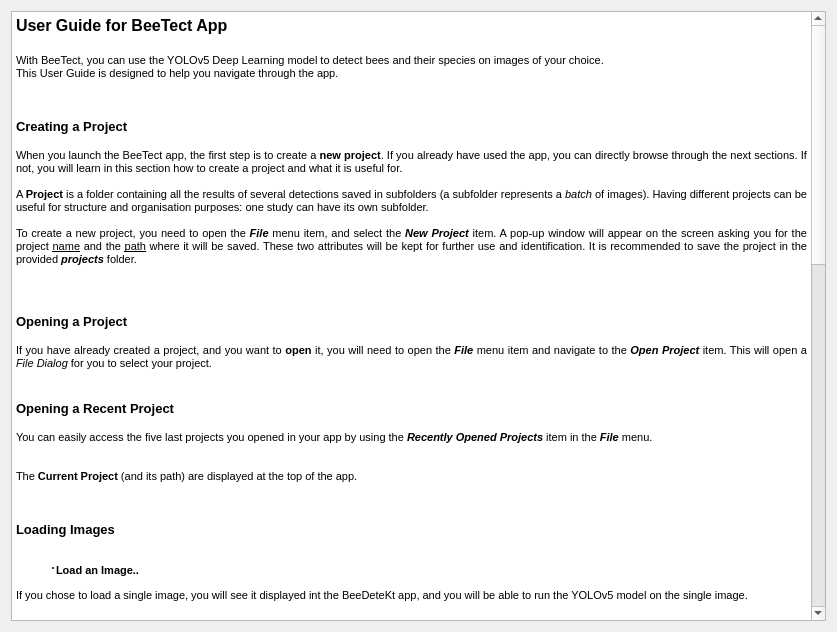
Old version of the form GUI/userGuide.ui in the repository KameliaBnh/BeeTect.
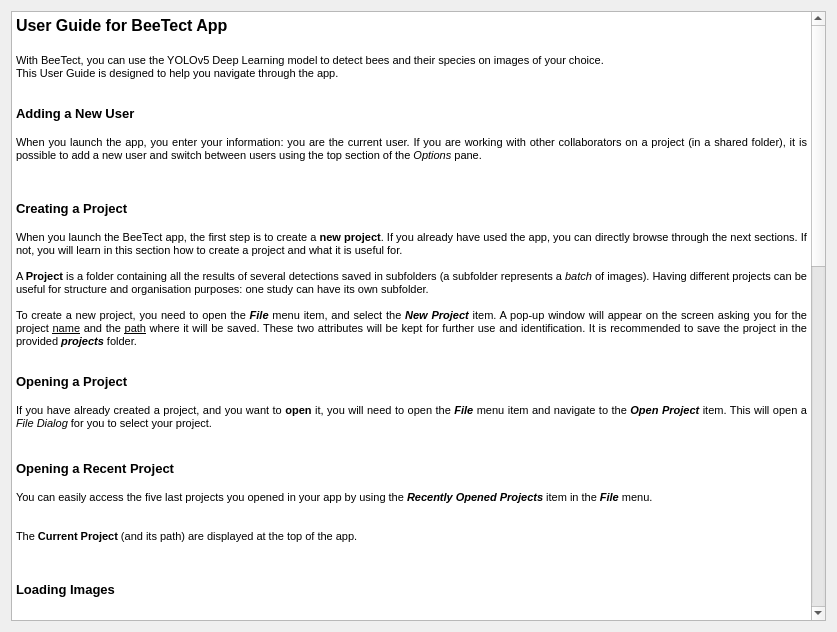
New version of the form. Icons and pictures are not drawn.

The edit to the form file:
```diff
--- a/GUI/userGuide.ui
+++ b/GUI/userGuide.ui
@@ -42,6 +42,11 @@
 &lt;p align=&quot;justify&quot; style=&quot; margin-top:0px; margin-bottom:0px; margin-left:0px; margin-right:0px; -qt-block-indent:0; text-indent:0px;&quot;&gt;&lt;span style=&quot; font-size:8pt;&quot;&gt;This User Guide is designed to help you navigate through the app.&lt;/span&gt;&lt;/p&gt;
 &lt;p align=&quot;justify&quot; style=&quot;-qt-paragraph-type:empty; margin-top:0px; margin-bottom:0px; margin-left:0px; margin-right:0px; -qt-block-indent:0; text-indent:0px; font-size:8pt;&quot;&gt;&lt;br /&gt;&lt;/p&gt;
 &lt;p align=&quot;justify&quot; style=&quot;-qt-paragraph-type:empty; margin-top:0px; margin-bottom:0px; margin-left:0px; margin-right:0px; -qt-block-indent:0; text-indent:0px; font-size:8pt;&quot;&gt;&lt;br /&gt;&lt;/p&gt;
+&lt;p align=&quot;justify&quot; style=&quot; margin-top:0px; margin-bottom:0px; margin-left:0px; margin-right:0px; -qt-block-indent:0; text-indent:0px;&quot;&gt;&lt;span style=&quot; font-size:10pt; font-weight:600;&quot;&gt;Adding a New User&lt;/span&gt;&lt;/p&gt;
+&lt;p align=&quot;justify&quot; style=&quot;-qt-paragraph-type:empty; margin-top:0px; margin-bottom:0px; margin-left:0px; margin-right:0px; -qt-block-indent:0; text-indent:0px; font-size:10pt; font-weight:600;&quot;&gt;&lt;br /&gt;&lt;/p&gt;
+&lt;p align=&quot;justify&quot; style=&quot; margin-top:0px; margin-bottom:0px; margin-left:0px; margin-right:0px; -qt-block-indent:0; text-indent:0px;&quot;&gt;&lt;span style=&quot; font-size:8pt;&quot;&gt;When you launch the app, you enter your information: you are the current user. If you are working with other collaborators on a project (in a shared folder), it is possible to add a new user and switch between users using the top section of the &lt;/span&gt;&lt;span style=&quot; font-size:8pt; font-style:italic;&quot;&gt;Options&lt;/span&gt;&lt;span style=&quot; font-size:8pt;&quot;&gt; pane.&lt;/span&gt;&lt;/p&gt;
+&lt;p align=&quot;justify&quot; style=&quot;-qt-paragraph-type:empty; margin-top:0px; margin-bottom:0px; margin-left:0px; margin-right:0px; -qt-block-indent:0; text-indent:0px; font-size:8pt;&quot;&gt;&lt;br /&gt;&lt;/p&gt;
+&lt;p align=&quot;justify&quot; style=&quot;-qt-paragraph-type:empty; margin-top:0px; margin-bottom:0px; margin-left:0px; margin-right:0px; -qt-block-indent:0; text-indent:0px; font-size:8pt;&quot;&gt;&lt;br /&gt;&lt;/p&gt;
 &lt;p align=&quot;justify&quot; style=&quot;-qt-paragraph-type:empty; margin-top:0px; margin-bottom:0px; margin-left:0px; margin-right:0px; -qt-block-indent:0; text-indent:0px; font-size:8pt;&quot;&gt;&lt;br /&gt;&lt;/p&gt;
 &lt;p align=&quot;justify&quot; style=&quot; margin-top:0px; margin-bottom:0px; margin-left:0px; margin-right:0px; -qt-block-indent:0; text-indent:0px;&quot;&gt;&lt;span style=&quot; font-size:10pt; font-weight:600;&quot;&gt;Creating a Project&lt;/span&gt;&lt;/p&gt;
 &lt;p align=&quot;justify&quot; style=&quot;-qt-paragraph-type:empty; margin-top:0px; margin-bottom:0px; margin-left:0px; margin-right:0px; -qt-block-indent:0; text-indent:0px; font-size:10pt; font-weight:600;&quot;&gt;&lt;br /&gt;&lt;/p&gt;
@@ -51,8 +56,6 @@
 &lt;p align=&quot;justify&quot; style=&quot;-qt-paragraph-type:empty; margin-top:0px; margin-bottom:0px; margin-left:0px; margin-right:0px; -qt-block-indent:0; text-indent:0px; font-size:8pt;&quot;&gt;&lt;br /&gt;&lt;/p&gt;
 &lt;p align=&quot;justify&quot; style=&quot; margin-top:0px; margin-bottom:0px; margin-left:0px; margin-right:0px; -qt-block-indent:0; text-indent:0px;&quot;&gt;&lt;span style=&quot; font-size:8pt;&quot;&gt;To create a new project, you need to open the &lt;/span&gt;&lt;span style=&quot; font-size:8pt; font-weight:600; font-style:italic;&quot;&gt;File&lt;/span&gt;&lt;span style=&quot; font-size:8pt;&quot;&gt; menu item, and select the &lt;/span&gt;&lt;span style=&quot; font-size:8pt; font-weight:600; font-style:italic;&quot;&gt;New Project&lt;/span&gt;&lt;span style=&quot; font-size:8pt;&quot;&gt; item. A pop-up window will appear on the screen asking you for the project &lt;/span&gt;&lt;span style=&quot; font-size:8pt; text-decoration: underline;&quot;&gt;name&lt;/span&gt;&lt;span style=&quot; font-size:8pt;&quot;&gt; and the &lt;/span&gt;&lt;span style=&quot; font-size:8pt; text-decoration: underline;&quot;&gt;path&lt;/span&gt;&lt;span style=&quot; font-size:8pt;&quot;&gt; where it will be saved. These two attributes will be kept for further use and identification. It is recommended to save the project in the provided &lt;/span&gt;&lt;span style=&quot; font-size:8pt; font-weight:600; font-style:italic;&quot;&gt;projects&lt;/span&gt;&lt;span style=&quot; font-size:8pt;&quot;&gt; folder.&lt;/span&gt;&lt;/p&gt;
 &lt;p align=&quot;justify&quot; style=&quot;-qt-paragraph-type:empty; margin-top:0px; margin-bottom:0px; margin-left:0px; margin-right:0px; -qt-block-indent:0; text-indent:0px; font-size:8pt;&quot;&gt;&lt;br /&gt;&lt;/p&gt;
-&lt;p align=&quot;justify&quot; style=&quot; margin-top:0px; margin-bottom:0px; margin-left:0px; margin-right:0px; -qt-block-indent:0; text-indent:0px;&quot;&gt;&lt;img src=&quot;resources/UserGuide/app.png&quot; width=&quot;700&quot; height=&quot;500&quot; /&gt;&lt;/p&gt;
-&lt;p align=&quot;justify&quot; style=&quot;-qt-paragraph-type:empty; margin-top:0px; margin-bottom:0px; margin-left:0px; margin-right:0px; -qt-block-indent:0; text-indent:0px; font-size:8pt;&quot;&gt;&lt;br /&gt;&lt;/p&gt;
 &lt;p align=&quot;justify&quot; style=&quot;-qt-paragraph-type:empty; margin-top:0px; margin-bottom:0px; margin-left:0px; margin-right:0px; -qt-block-indent:0; text-indent:0px; font-size:8pt;&quot;&gt;&lt;br /&gt;&lt;/p&gt;
 &lt;p align=&quot;justify&quot; style=&quot; margin-top:0px; margin-bottom:0px; margin-left:0px; margin-right:0px; -qt-block-indent:0; text-indent:0px;&quot;&gt;&lt;span style=&quot; font-size:10pt; font-weight:600;&quot;&gt;Opening a Project&lt;/span&gt;&lt;/p&gt;
 &lt;p align=&quot;justify&quot; style=&quot;-qt-paragraph-type:empty; margin-top:0px; margin-bottom:0px; margin-left:0px; margin-right:0px; -qt-block-indent:0; text-indent:0px; font-size:10pt; font-weight:600;&quot;&gt;&lt;br /&gt;&lt;/p&gt;
```
